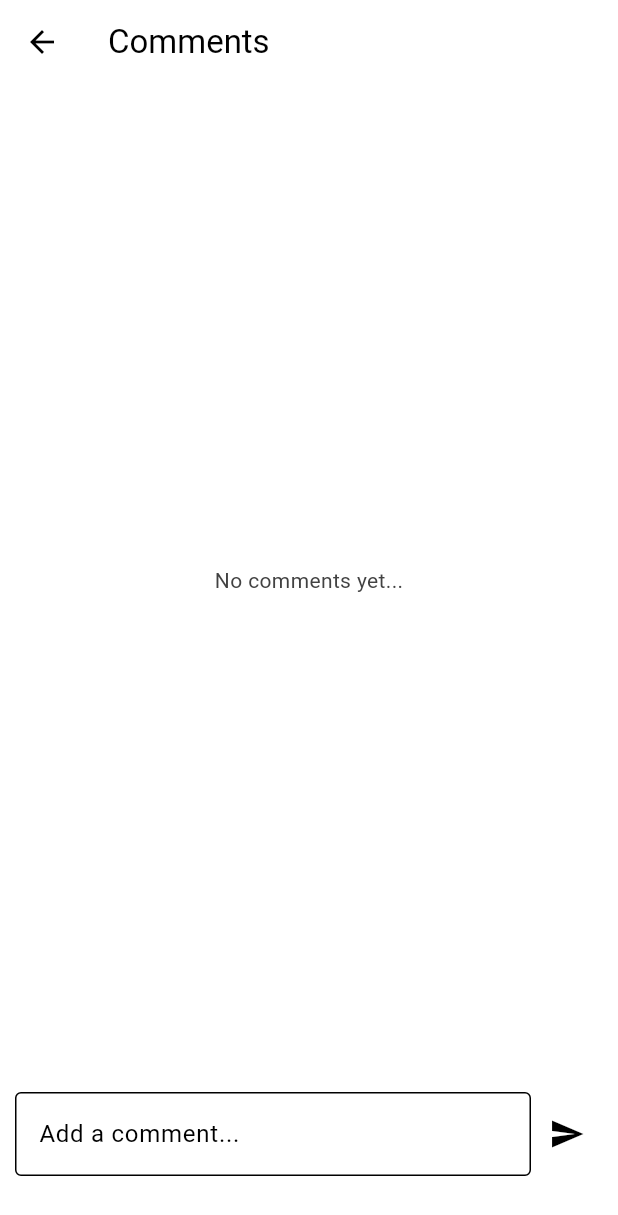
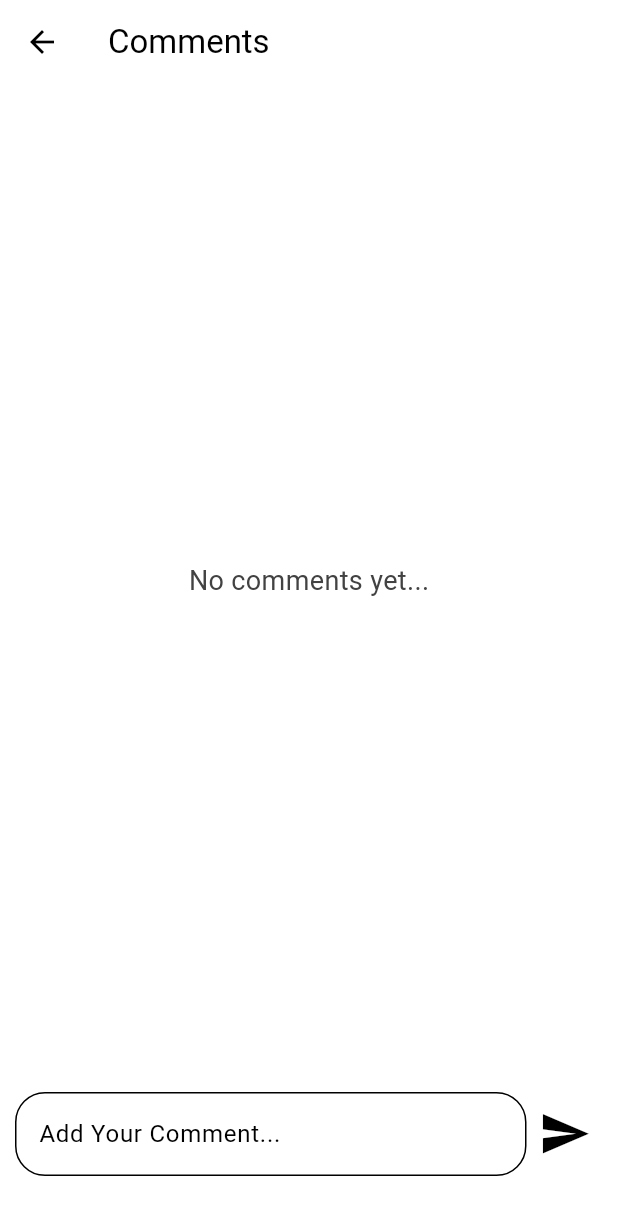
Before and after one commit to BaoMinhne/mini_social_media, a Flutter app: the CommentPage screen opened directly with empty values, after a tap on the "send" icon, on a phone screen of 412 x 824 dp. Shown: the top 1215 px of the screen. Run offline on Flutter 3.47's test engine with Material 3 defaults, Android fonts, the phone set to English and light mode, and no system bars; our stand-ins replace cloud_firestore, firebase_auth, firebase_core; accounts and stored records are empty.

Commit message:
Update UI and refactor as component for comment field

```diff
--- a/lib/database/firestore.dart
+++ b/lib/database/firestore.dart
@@ -41,6 +41,19 @@ class FirestoreDatabase {
     return postsStream;
   }
 
+  // get comments for a specific post
+  Stream<QuerySnapshot> getCommentStream(String postId) {
+    final comments = FirebaseFirestore.instance
+        .collection("Posts")
+        .doc(postId)
+        .collection("Comments")
+        .orderBy("TimeStamp", descending: false)
+        .snapshots();
+
+    return comments;
+  }
+
+// toggle like for a post
   Future<void> toggleLike(String postId) async {
     final postRef = posts.doc(postId);
     final snapshot = await postRef.get();
@@ -57,6 +70,7 @@ class FirestoreDatabase {
     await postRef.update({'Likes': likes});
   }
 
+  // add a comment to a post
   Future<void> addComment(String postId, String commentText) async {
     final comment = {
       'CommentText': commentText,
--- a/lib/pages/comments_page.dart
+++ b/lib/pages/comments_page.dart
@@ -1,6 +1,8 @@
 import 'package:cloud_firestore/cloud_firestore.dart';
 import 'package:flutter/material.dart';
 import 'package:firebase_auth/firebase_auth.dart';
+import 'package:mini_social_media/components/my_comment_field.dart';
+import 'package:mini_social_media/components/my_textfield.dart';
 import '../database/firestore.dart';
 
 class CommentPage extends StatefulWidget {
@@ -14,7 +16,11 @@ class CommentPage extends StatefulWidget {
 
 class _CommentPageState extends State<CommentPage> {
   final TextEditingController commentController = TextEditingController();
+  // firestore access
   final FirestoreDatabase database = FirestoreDatabase();
+
+  // get current user
+  final User? currentUser = FirebaseAuth.instance.currentUser;
 
   void postComment() {
     if (commentController.text.trim().isNotEmpty) {
@@ -32,12 +38,7 @@ class _CommentPageState extends State<CommentPage> {
           // Danh sách comment
           Expanded(
             child: StreamBuilder(
-              stream: FirebaseFirestore.instance
-                  .collection("Posts")
-                  .doc(widget.postId)
-                  .collection("Comments")
-                  .orderBy("TimeStamp", descending: true)
-                  .snapshots(),
+              stream: database.getCommentStream(widget.postId),
               builder: (context, snapshot) {
                 if (!snapshot.hasData) {
                   return const Center(child: CircularProgressIndicator());
@@ -46,37 +47,27 @@ class _CommentPageState extends State<CommentPage> {
                 final comments = snapshot.data!.docs;
 
                 if (comments.isEmpty) {
-                  return const Center(child: Text("No comments yet..."));
+                  return const Center(
+                      child: Text(
+                    "No comments yet...",
+                    style: TextStyle(
+                      fontSize: 18,
+                    ),
+                  ));
                 }
 
                 return ListView.builder(
                   itemCount: comments.length,
                   itemBuilder: (context, index) {
                     final data = comments[index].data() as Map<String, dynamic>;
-                    return ListTile(
-                      title: Text(
-                        data['CommenterEmail'] ?? '',
-                        style: const TextStyle(
-                          color: Colors.black87,
-                          fontWeight: FontWeight.bold,
-                          fontSize: 18,
-                        ),
-                      ),
-                      subtitle: Text(
-                        data['CommentText'] ?? '',
-                        style: const TextStyle(
-                          color: Colors.black87,
-                          fontWeight: FontWeight.w400,
-                          fontSize: 16,
-                        ),
-                      ),
-                      trailing: Text(
-                        (data['TimeStamp'] as Timestamp)
-                            .toDate()
-                            .toString()
-                            .substring(0, 16),
-                        style: const TextStyle(fontSize: 12),
-                      ),
+                    String email = data['CommenterEmail'] ?? 'Unknown';
+                    // Hiển thị "You" nếu email của người bình luận là email của người dùng hiện tại
+                    String displayEmail =
+                        currentUser!.email == email ? "You" : email;
+                    return MyCommentField(
+                      userEmail: displayEmail,
+                      commentText: data['CommentText'] ?? '',
+                      time: data['TimeStamp'] as Timestamp,
                     );
                   },
                 );
@@ -90,16 +81,16 @@ class _CommentPageState extends State<CommentPage> {
             child: Row(
               children: [
                 Expanded(
-                  child: TextField(
-                    controller: commentController,
-                    decoration: const InputDecoration(
-                      hintText: "Add a comment...",
-                      border: OutlineInputBorder(),
-                    ),
-                  ),
+                  child: MyTextfield(
+                      hintText: "Add Your Comment...",
+                      obscureText: false,
+                      controller: commentController),
                 ),
                 IconButton(
-                  icon: const Icon(Icons.send),
+                  icon: const Icon(
+                    Icons.send,
+                    size: 35,
+                  ),
                   onPressed: postComment,
                 ),
               ],
--- a/pubspec.yaml
+++ b/pubspec.yaml
@@ -61,9 +61,8 @@ flutter:
   uses-material-design: true
 
   # To add assets to your application, add an assets section, like this:
-  # assets:
-  #   - images/a_dot_burr.jpeg
-  #   - images/a_dot_ham.jpeg
+  assets:
+    - assets/images/
 
   # An image asset can refer to one or more resolution-specific "variants", see
   # https://flutter.dev/to/resolution-aware-images
```
Also changed, not shown: lib/components/my_comment_field.dart (added, +82 -0 lines), assets/images/user.png (added).
